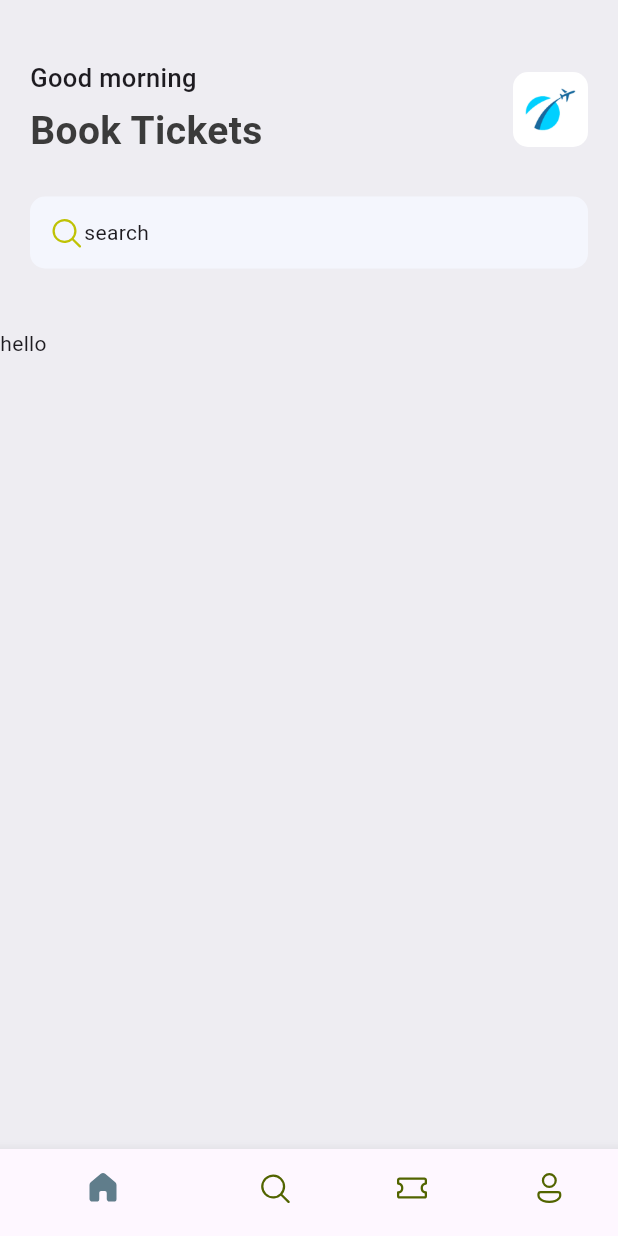
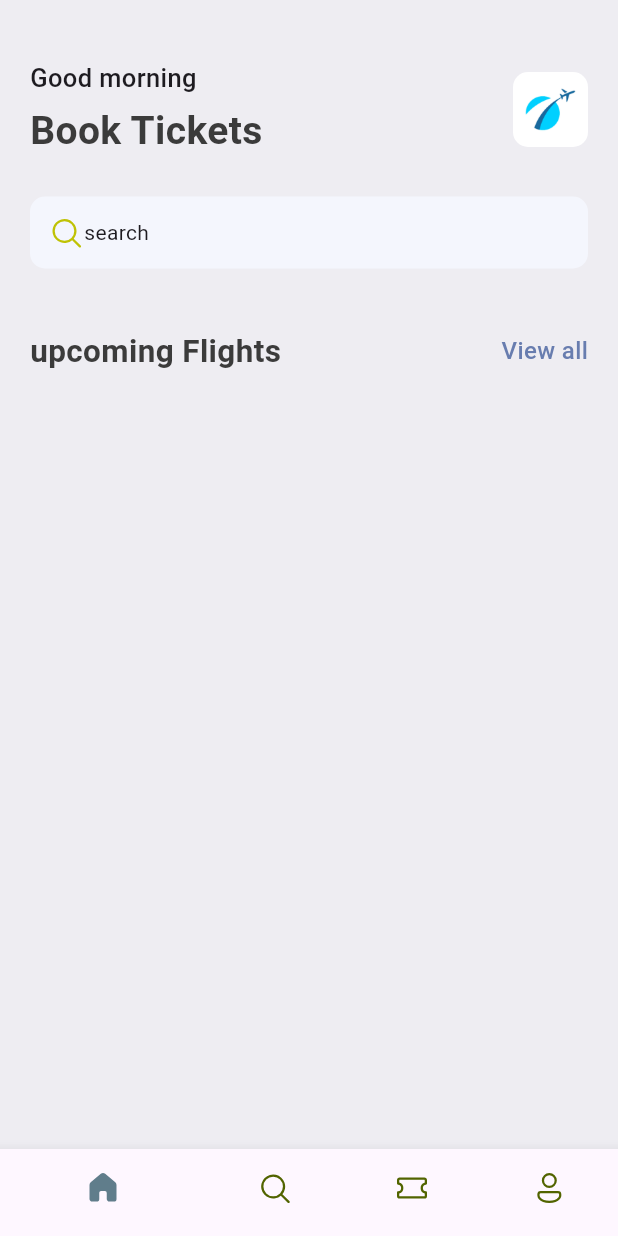
Before and after one commit to 4727yesuraju/ticket-app, a Flutter app: the screen it shows after launch, on a phone screen of 412 x 824 dp. Run offline on Flutter 3.47's test engine with Material 3 defaults, Android fonts, the phone set to English and light mode, and no system bars; our stand-ins replace fluentui_icons.

Commit message:
copyWith is learned

```diff
--- a/lib/base/res/styles/app_styles.dart
+++ b/lib/base/res/styles/app_styles.dart
@@ -7,8 +7,18 @@ class AppStyles {
   static Color bgColor = const Color(0xFFeeedf2);
   static Color textColor = const Color(0xff3b3b3b);
 
+  static TextStyle headLineStyle = TextStyle( //dinamic widget due to it depend's on textColor
+      fontSize : 16,
+      fontWeight : FontWeight.w500 ,
+      color : textColor
+  );
   static TextStyle headLineStyle1 = TextStyle( //dinamic widget due to it depend's on textColor
       fontSize : 26,
+      fontWeight : FontWeight.bold ,
+      color : textColor
+  );
+  static TextStyle headLineStyle2 = TextStyle( //dinamic widget due to it depend's on textColor
+      fontSize : 21,
       fontWeight : FontWeight.bold ,
       color : textColor
   );
--- a/lib/base/widgets/app_double_text.dart
+++ b/lib/base/widgets/app_double_text.dart
@@ -1,10 +1,27 @@
 import 'package:flutter/material.dart';
+import 'package:ticket_app/base/res/styles/app_styles.dart';
 
 class AppDoubleText extends StatelessWidget {
-  const AppDoubleText({super.key});
+  const AppDoubleText({super.key, required this.bigText,required this.smallText});
+
+  final String bigText;
+  final String smallText;
 
   @override
   Widget build(BuildContext context) {
-    return const Text("hello");
+    return Row(
+      mainAxisAlignment: MainAxisAlignment.spaceBetween,
+      children: [
+        Text(bigText,style : AppStyles.headLineStyle2),
+        InkWell(
+          onTap : (){
+
+          },
+          child : Text(smallText,style : AppStyles.headLineStyle.copyWith(
+            color : AppStyles.primaryColor
+          ))
+        )
+      ],
+    );
   }
 }
--- a/lib/screens/home_screen.dart
+++ b/lib/screens/home_screen.dart
@@ -18,7 +18,6 @@ class HomeScreen extends StatelessWidget {
             padding : const EdgeInsets.symmetric(horizontal : 20  ),
             child : Column(
               children : [
-
                 Row(
                   mainAxisAlignment : MainAxisAlignment.spaceBetween,
                   children : [
@@ -63,14 +62,13 @@ class HomeScreen extends StatelessWidget {
                       Text("search")
                   ]
                 )
-                )
-
-
+                ),
+                const SizedBox(height : 40),
+                const AppDoubleText(bigText: 'upcoming Flights',smallText: 'View all',)
               ]
           )
           ),
-          const SizedBox(height : 40),
-          const AppDoubleText(),
+
         ]
       )
     );
```
Also changed, not shown: lib/base/widgets/ticket_view.dart (added, +10 -0 lines), lib/main.dart (+14 -0 lines).
